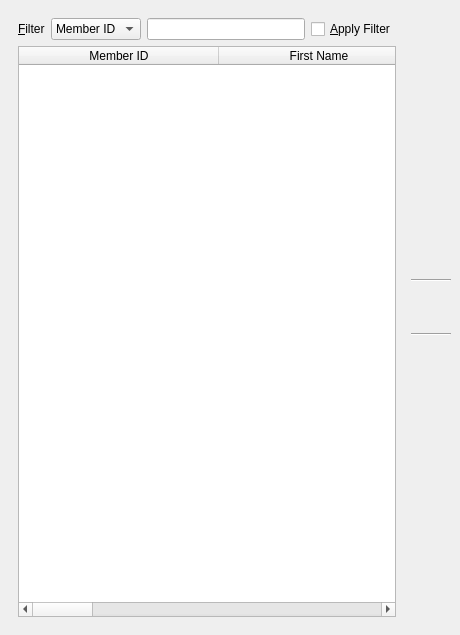
This is UI/biblioteq_members_browser.ui in textbrowser/biblioteq as Qt 5 draws it before an edit. The edited form follows.
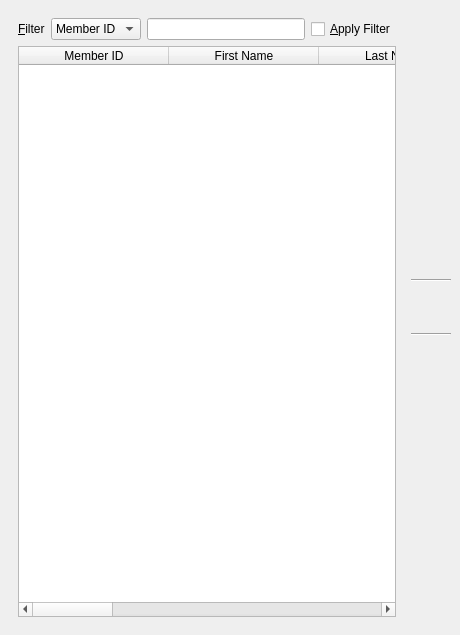
This is the edited form. Icons and pictures are not drawn.

Patch:
```diff
--- a/UI/biblioteq_members_browser.ui
+++ b/UI/biblioteq_members_browser.ui
@@ -102,8 +102,11 @@
          <property name="cornerButtonEnabled">
           <bool>false</bool>
          </property>
+         <attribute name="horizontalHeaderDefaultSectionSize">
+          <number>150</number>
+         </attribute>
          <attribute name="horizontalHeaderMinimumSectionSize">
-          <number>200</number>
+          <number>150</number>
          </attribute>
          <attribute name="horizontalHeaderStretchLastSection">
           <bool>true</bool>
```
